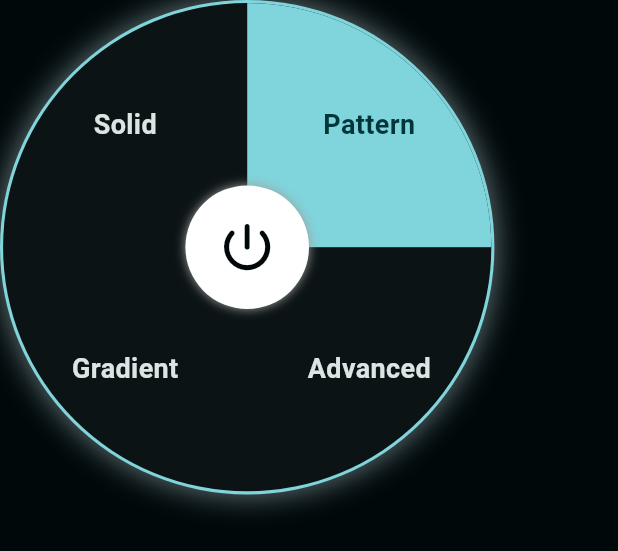
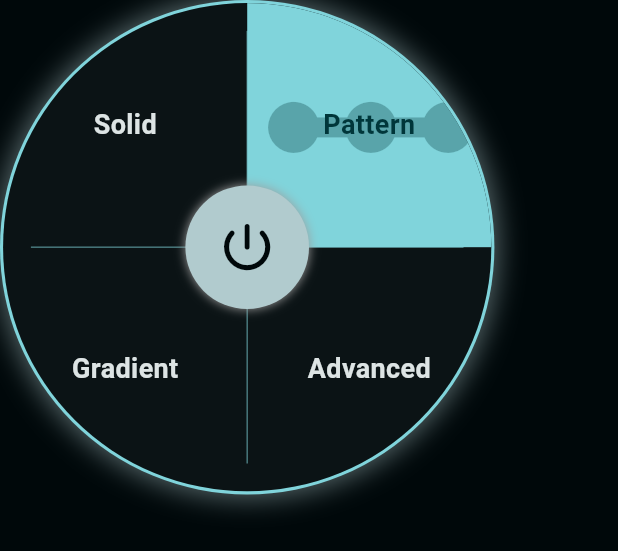
Before and after one commit to the1der/artnet_app, a Flutter app: the LightStyleSelector widget shown alone on an empty page, opened directly, on a phone screen of 412 x 824 dp. Shown: the top 551 px of the screen. Run offline on Flutter 3.47's test engine with Material 3 defaults, Android fonts, the phone set to English and light mode, and no system bars; our stand-ins replace bloc, connectivity_plus, equatable, flutter_bloc, flutter_screenutil, gradient_borders and 1 more; missing offline and left inert: dart:ffi, udp, wifi_info_flutter, wifi_ip_details.

Commit message:
update light style selector

```diff
--- a/lib/screens/node_light_configuration/widgets/light_style_selector.dart
+++ b/lib/screens/node_light_configuration/widgets/light_style_selector.dart
@@ -20,6 +20,12 @@ class _LightStyleSelectorState extends State<LightStyleSelector> {
     "Gradient",
     "Advanced",
   ];
+  List<IconData> iconsList = [
+    Icons.palette_outlined,
+    Icons.linear_scale_outlined,
+    Icons.gradient_rounded,
+    Icons.draw_outlined,
+  ];
   void fillWidgets(BuildContext context) {
     gridWidgets = [];
     for (int i = 0; i < 4; i++) {
@@ -30,12 +36,17 @@ class _LightStyleSelectorState extends State<LightStyleSelector> {
             setState(() {});
           },
           child: Container(
+            width: 0.4.sw,
+            height: 0.4.sw,
+            clipBehavior: Clip.antiAlias,
             decoration: BoxDecoration(
               color: _selectedMode == i
                   ? Theme.of(context).colorScheme.primary
                   : Theme.of(context).colorScheme.onSurface.withOpacity(0.05),
             ),
-            child: Center(
+            child: Stack(
+              children: [
+                Center(
                   child: Text(
                     titlesList[i],
                     style: TextStyle(
@@ -46,6 +57,20 @@ class _LightStyleSelectorState extends State<LightStyleSelector> {
                           : null,
                     ),
                   ),
+                ),
+                _selectedMode == i
+                    ? SizedBox(
+                        child: Icon(
+                          iconsList[i],
+                          size: 0.4.sw,
+                          color: Theme.of(context)
+                              .colorScheme
+                              .onPrimary
+                              .withOpacity(0.3),
+                        ),
+                      )
+                    : const SizedBox.shrink(),
+              ],
             ),
           ),
         ),
@@ -88,12 +113,26 @@ class _LightStyleSelectorState extends State<LightStyleSelector> {
             ),
             Center(
               child: Container(
+                width: 0.0025.sw,
+                height: 0.7.sw,
+                color: Theme.of(context).colorScheme.primary.withOpacity(0.5),
+              ),
+            ),
+            Center(
+              child: Container(
+                height: 0.0025.sw,
+                width: 0.7.sw,
+                color: Theme.of(context).colorScheme.primary.withOpacity(0.5),
+              ),
+            ),
+            Center(
+              child: Container(
                 width: 0.2.sw,
                 height: 0.2.sw,
-                decoration: const BoxDecoration(
-                  color: Colors.white,
+                decoration: BoxDecoration(
+                  color: Theme.of(context).colorScheme.secondary,
                   shape: BoxShape.circle,
-                  boxShadow: [
+                  boxShadow: const [
                     BoxShadow(
                       color: Colors.grey,
                       offset: Offset(0, 0),
```
Lines whose indentation alone changed are shown as unchanged.
